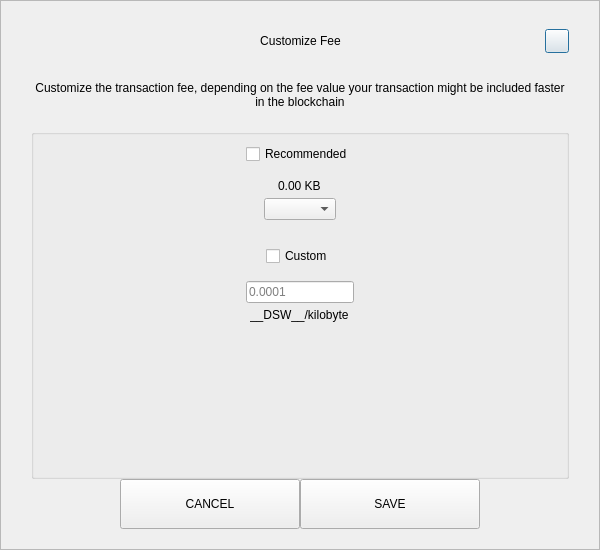
Old version of the form src/qt/pivx/forms/sendcustomfeedialog.ui in the repository decenomy/DSW.
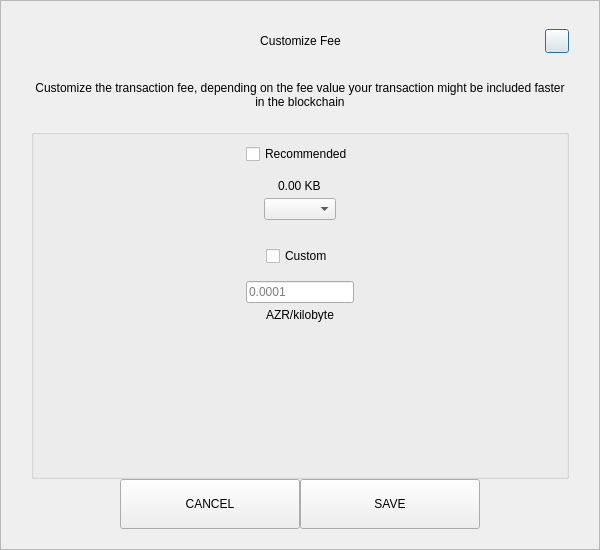
New version of the form.

Patch:
```diff
--- a/src/qt/pivx/forms/sendcustomfeedialog.ui
+++ b/src/qt/pivx/forms/sendcustomfeedialog.ui
@@ -287,7 +287,7 @@
            <item alignment="Qt::AlignHCenter">
             <widget class="QLabel" name="labelCustomFee">
              <property name="text">
-              <string>__DSW__/kilobyte</string>
+              <string>AZR/kilobyte</string>
              </property>
             </widget>
            </item>
```
